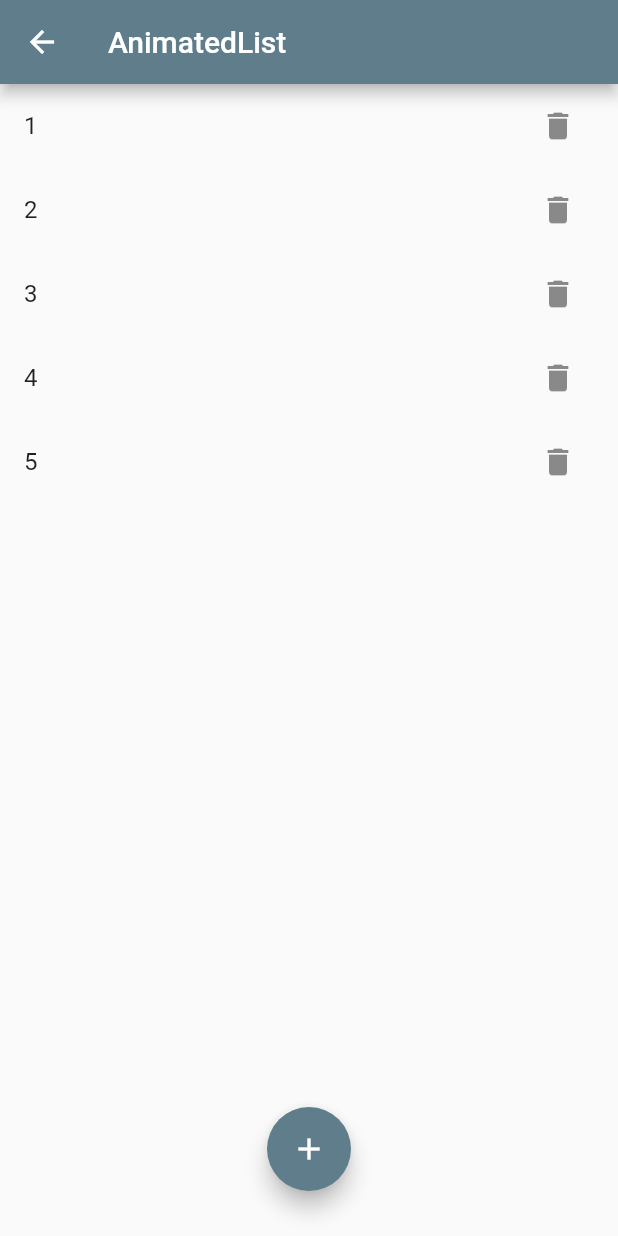
After one commit to Petterpx/FlutterQuickExample, a Flutter app: the ScrollWidgetsList screen opened directly, after a tap on "AnimatedList", on a phone screen of 412 x 824 dp. The commit adds this screen. Run offline on Flutter 3.47's test engine with Material 2 defaults, Android fonts, the phone set to English and light mode, and no system bars; our stand-ins replace fluttertoast; missing offline and left inert: simple_logger.

Commit message:
feat:增加simple示例

```diff
--- /dev/null
+++ b/lib/example/scroll_widgets/animated_list_simple.dart
@@ -0,0 +1,64 @@
+import 'package:flutter/cupertino.dart';
+import 'package:flutter/material.dart';
+
+class AnimatedListRoute extends StatefulWidget {
+  const AnimatedListRoute({Key? key}) : super(key: key);
+
+  @override
+  _AnimatedListRoute createState() => _AnimatedListRoute();
+}
+
+class _AnimatedListRoute extends State<AnimatedListRoute> {
+  var data = <String>[];
+  int counter = 5;
+
+  final globalKey = GlobalKey<AnimatedListState>();
+
+  @override
+  void initState() {
+    for (int i = 0; i < counter; i++) {
+      data.add('${i + 1}');
+    }
+    super.initState();
+  }
+
+  @override
+  Widget build(BuildContext context) => Stack(
+        children: [
+          AnimatedList(
+              key: globalKey,
+              initialItemCount: data.length,
+              itemBuilder: (context, index, animation) {
+                // 添加列表项时会执行渐显动画
+                return FadeTransition(
+                    opacity: animation, child: buildItem(context, index));
+              }),
+          buildAddBtn()
+        ],
+      );
+
+  Widget buildAddBtn() => Positioned(
+        child: FloatingActionButton(
+            child: Icon(Icons.add),
+            onPressed: () {
+              data.add('${++counter}');
+              globalKey.currentState!.insertItem(data.length - 1);
+              print('添加 $counter');
+            }),
+        bottom: 30,
+        left: 0,
+        right: 0,
+      );
+
+  Widget buildItem(context, index) {
+    String char = data[index];
+    return ListTile(
+        key: ValueKey(char),
+        title: Text(char),
+        trailing: IconButton(
+            onPressed: () => {onDelete(context, index)},
+            icon: Icon(Icons.delete)));
+  }
+
+  void onDelete(context, index) {}
+}
--- a/lib/example/scroll_widgets_list.dart
+++ b/lib/example/scroll_widgets_list.dart
@@ -1,4 +1,6 @@
+import 'package:cloud_flutter_app/example/scroll_widgets/animated_list_simple.dart';
 import 'package:cloud_flutter_app/example/scroll_widgets/list_view_widget.dart';
+import 'package:cloud_flutter_app/example/scroll_widgets/scroll_controller_simple.dart';
 import 'package:cloud_flutter_app/example/scroll_widgets/single_child_scroll_widget.dart';
 import 'package:flutter/cupertino.dart';
 import 'package:flutter/material.dart';
@@ -29,8 +31,11 @@ class ScrollWidgetsList extends StatelessWidget {
           children: [
             showSampleStateFulWidget(
                 context, "SingleChildScroll", SingleChildScrollWidget()),
+            showSampleStateFulWidget(context, "ListView", ListViewWidget()),
             showSampleStateFulWidget(
-                context, "ListView", ListViewWidget())
+                context, "滚动监听及控制", ScrollControllerWidgetSimple()),
+            showSampleStateFulWidget(
+                context, "AnimatedList", AnimatedListRoute())
           ],
         ),
       );
--- a/pubspec.yaml
+++ b/pubspec.yaml
@@ -18,13 +18,13 @@ publish_to: 'none' # Remove this line if you wish to publish to pub.dev
 version: 1.0.0+1
 
 environment:
-  sdk: ">=2.12.0-0 <3.0.0"
+  sdk: '>=3.0.6 <4.0.0'
 
 dependencies:
   flutter:
     sdk: flutter
 
-  dio: ^3.0.10
+  dio: ^5.3.2
   fluttertoast: ^8.0.9
   simple_logger: ^1.9.0
   # The following adds the Cupertino Icons font to your application.
```
Also changed, not shown: lib/example/scroll_widgets/scroll_controller_simple.dart (added, +100 -0 lines), lib/utils/util_view.dart (+15 -1 lines), pubspec.lock, 4 other files.
